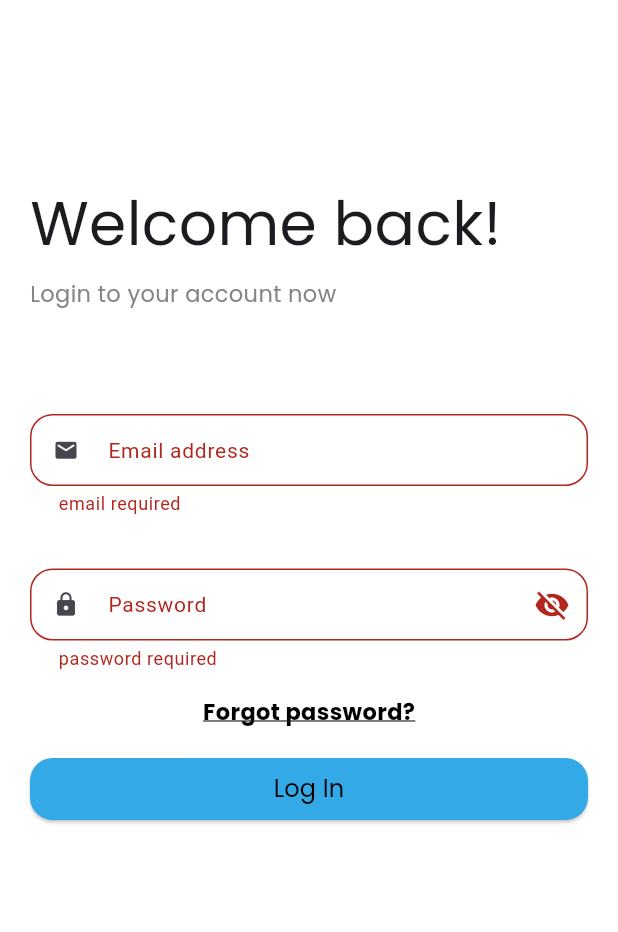
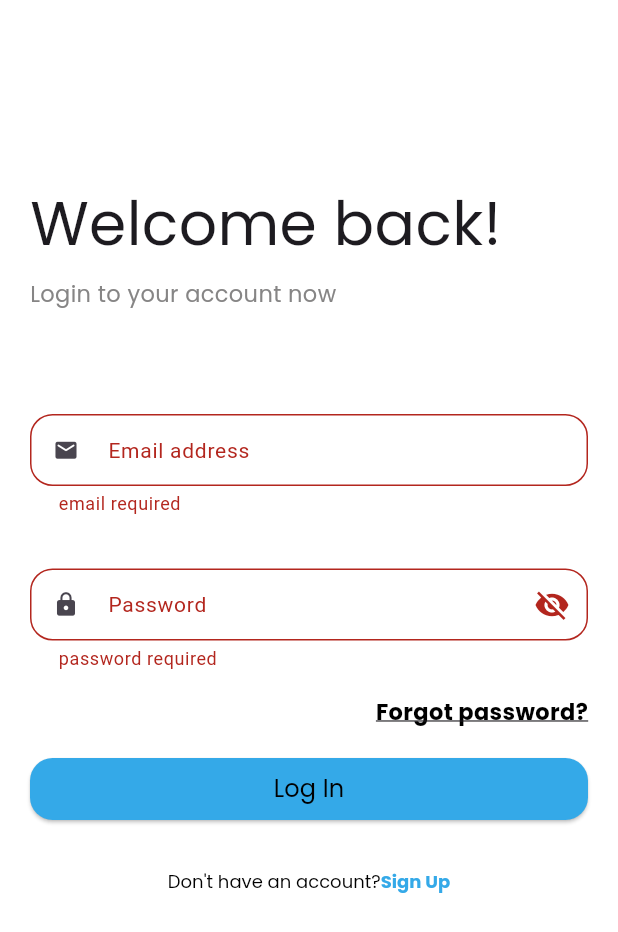
Before and after one commit to rahman12181/galgo_ui, a Flutter app: the screen it shows after launch, after a tap on "Skip", after a tap on "Log In", on a phone screen of 412 x 824 dp. Shown: the top 932 px of the screen. Run offline on Flutter 3.47's test engine with Material 3 defaults, Android fonts, the phone set to English and light mode, and no system bars; our stand-ins replace shared_preferences.

Commit message:
added forget password and reset password with backend

```diff
--- a/lib/animations.dart/slide_animation.dart
+++ b/lib/animations.dart/slide_animation.dart
@@ -7,7 +7,7 @@ class SlideAnimation extends StatefulWidget {
   const SlideAnimation({
     super.key,
      required this.child,
-     this.duration=const Duration(microseconds: 600),
+     this.duration=const Duration(milliseconds: 1500),
     });
 
   @override
--- a/lib/screens/login_screen.dart
+++ b/lib/screens/login_screen.dart
@@ -1,6 +1,9 @@
+import 'package:flutter/gestures.dart';
 import 'package:flutter/material.dart';
 import 'package:frontend/animations.dart/slide_animation.dart';
+import 'package:frontend/screens/forgetpassword_screen.dart';
 import 'package:frontend/screens/home_screen.dart';
+import 'package:frontend/screens/signup_screen.dart';
 import 'package:frontend/services/auth_service.dart';
 
 class LoginScreen extends StatefulWidget {
@@ -15,8 +18,8 @@ class _LoginScreenState extends State<LoginScreen> {
   final TextEditingController _passwordController = TextEditingController();
   final _formKey = GlobalKey<FormState>();
   bool _isloading = false;
-  bool _isPasswordVisible=false;
-  bool _isColorChanged= false;
+  bool _isPasswordVisible = false;
+  bool _isColorChanged = false;
 
   @override
   Widget build(BuildContext context) {
@@ -92,7 +95,7 @@ class _LoginScreenState extends State<LoginScreen> {
                               ? "invalid email address"
                               : null,
                         ),
-                        SizedBox(height: 35,),
+                        SizedBox(height: 35),
                         TextFormField(
                           controller: _passwordController,
                           obscureText: !_isPasswordVisible,
@@ -147,20 +150,29 @@ class _LoginScreenState extends State<LoginScreen> {
                         GestureDetector(
                           onTap: () {
                             setState(() {
-                              _isColorChanged=true;
+                              _isColorChanged = true;
+                              Navigator.push(
+                                context,
+                                MaterialPageRoute(builder: (context) => ForgetpasswordScreen()));
                             });
                           },
-                          child: Text("Forgot password?",
+                          child: Align(
+                            alignment: Alignment.centerRight,
+                          child:  Text(
+                            "Forgot password?",
                             style: TextStyle(
                               fontSize: 15,
                               fontWeight: FontWeight.bold,
                               fontFamily: "poppins",
-                            color: _isColorChanged ? const Color.fromARGB(255, 52, 169, 232) : Colors.black,
+                              color: _isColorChanged
+                                  ? const Color.fromARGB(255, 52, 169, 232)
+                                  : Colors.black,
                               decoration: TextDecoration.underline,
                             ),
                           ),
+                          )
                         ),
-                        SizedBox(height: 17,),
+                        SizedBox(height: 17),
                         ElevatedButton(
                           onPressed: _isloading
                               ? null
@@ -180,12 +192,12 @@ class _LoginScreenState extends State<LoginScreen> {
                                       email: _emailController.text.trim(),
                                       password: _passwordController.text.trim(),
                                     );
-
+                                    if(!mounted) return;
                                     if (response["status"] == true) {
                                       setState(() {
                                         _isloading = false;
                                       });
-
+                                      if(!mounted) return;
                                       Navigator.pushAndRemoveUntil(
                                         context,
                                         MaterialPageRoute(
@@ -194,19 +206,32 @@ class _LoginScreenState extends State<LoginScreen> {
                                         (route) => false,
                                       );
                                     } else {
+                                      if(!mounted) return;
                                       setState(() {
                                         _isloading = false;
                                       });
-
-                                      ScaffoldMessenger.of(context,).showSnackBar(
-                                        SnackBar(content: Text(response["message"] ??"Login failed",style: TextStyle(fontSize: 12,fontFamily: "poppins",fontWeight: FontWeight.bold),),
+                                      if(!mounted) return;
+                                      ScaffoldMessenger.of(
+                                        context,
+                                      ).showSnackBar(
+                                         SnackBar(content: Text(response["message"] ??"Login failed",
+                                            style: TextStyle(
+                                              fontSize: 12,
+                                              fontFamily: "poppins",
+                                              fontWeight: FontWeight.bold,
+                                            ),
+                                          ),
                                           behavior: SnackBarBehavior.floating,
                                           margin: EdgeInsets.all(17),
                                           shape: RoundedRectangleBorder(
-                                          borderRadius: BorderRadiusGeometry.circular(15),
+                                            borderRadius:
+                                                BorderRadiusGeometry.circular(
+                                                  15,
+                                                ),
                                           ),
                                           duration: Duration(seconds: 2),
-                                        backgroundColor: const Color.fromARGB(255, 52, 169, 232),
+                                          backgroundColor: const Color.fromARGB(255,52,169,232,
+                                          ),
                                         ),
                                       );
                                     }
@@ -214,15 +239,23 @@ class _LoginScreenState extends State<LoginScreen> {
                                     setState(() {
                                       _isloading = false;
                                     });
-
+                                    if(!mounted) return;
                                     ScaffoldMessenger.of(context).showSnackBar(
-                                      SnackBar(content: Text("Error: $e",style: TextStyle(fontSize: 12,fontFamily: "poppins",fontWeight: FontWeight.bold),),
+                                      SnackBar( content: Text( "Error: $e",
+                                          style: TextStyle(
+                                            fontSize: 12,
+                                            fontFamily: "poppins",
+                                            fontWeight: FontWeight.bold,
+                                          ),
+                                        ),
                                         behavior: SnackBarBehavior.floating,
                                         margin: EdgeInsets.all(17),
                                         shape: RoundedRectangleBorder(
-                                        borderRadius: BorderRadiusGeometry.circular(15),
+                                          borderRadius:
+                                              BorderRadiusGeometry.circular(15),
                                         ),
-                                      backgroundColor:  const Color.fromARGB(255, 52, 169, 232),
+                                        backgroundColor: const Color.fromARGB(255,52,169,  232,
+                                        ),
                                       ),
                                     );
                                   }
@@ -230,7 +263,10 @@ class _LoginScreenState extends State<LoginScreen> {
 
                           style: ElevatedButton.styleFrom(
                             backgroundColor: Color.fromARGB(255, 52, 169, 232),
-                            minimumSize: Size(screenWidth*0.9, screenHeight*0.10),
+                            minimumSize: Size(
+                              screenWidth * 0.9,
+                              screenHeight * 0.10,
+                            ),
                             shape: RoundedRectangleBorder(
                               borderRadius: BorderRadius.circular(15),
                             ),
@@ -244,7 +280,43 @@ class _LoginScreenState extends State<LoginScreen> {
                                     fontSize: 16,
                                     fontFamily: "poppins",
                                     color: Colors.black,
-
+                                  ),
+                                ),
+                        ),
+                        SizedBox(height: screenHeight * 0.07),
+                        Align(
+                          alignment: Alignment.center,
+                          child: RichText(
+                            text: TextSpan(
+                              children: [
+                                TextSpan(
+                                  text: "Don't have an account?",
+                                  style: TextStyle(
+                                    fontSize: 12,
+                                    fontFamily: "poppins",
+                                    color: Colors.black,
+                                  ),
+                                ),
+                                TextSpan(
+                                  text: "Sign Up",
+                                  style: TextStyle(
+                                    fontSize: 12,
+                                    fontFamily: "poppins",
+                                    fontWeight: FontWeight.bold,
+                                    color: const Color.fromARGB(255,52,169,232,
+                                    ),
+                                  ),
+                                  recognizer: TapGestureRecognizer()
+                                    ..onTap = () {
+                                      Navigator.push(
+                                        context,
+                                        MaterialPageRoute(
+                                          builder: (context) => SignupScreen(),
+                                        ),
+                                      );
+                                    },
+                                ),
+                              ],
                             ),
                           ),
                         ),
--- a/pubspec.yaml
+++ b/pubspec.yaml
@@ -37,6 +37,7 @@ dependencies:
 
   shared_preferences: ^2.2.2
   http: ^1.6.0
+  flutter_otp_text_field: ^1.5.1+1
 
 dev_dependencies:
   flutter_test:
```
Also changed, not shown: lib/screens/forgetpassword_screen.dart (+241 -0 lines), lib/screens/signup_screen.dart (+8 -4 lines), lib/services/auth_service.dart (+15 -0 lines), lib/main.dart (line endings or trailing spaces), lib/screens/otp_screen.dart (added), lib/screens/resetpassword_screen.dart (added), pubspec.lock. Lines whose indentation alone changed are shown as unchanged.
